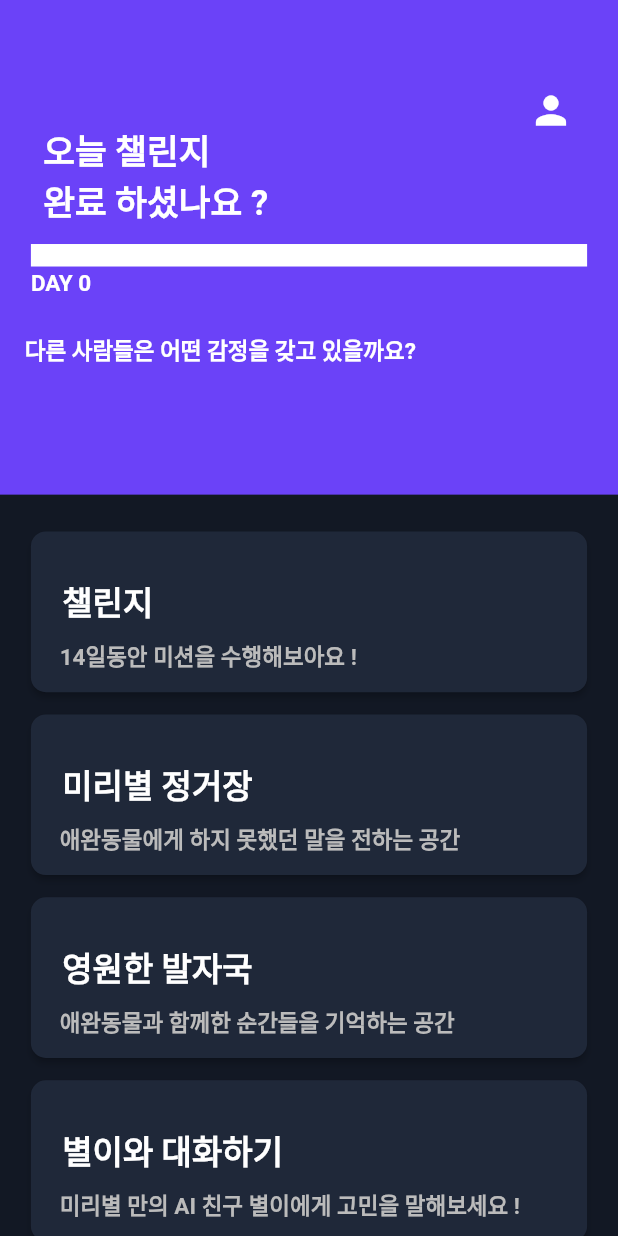
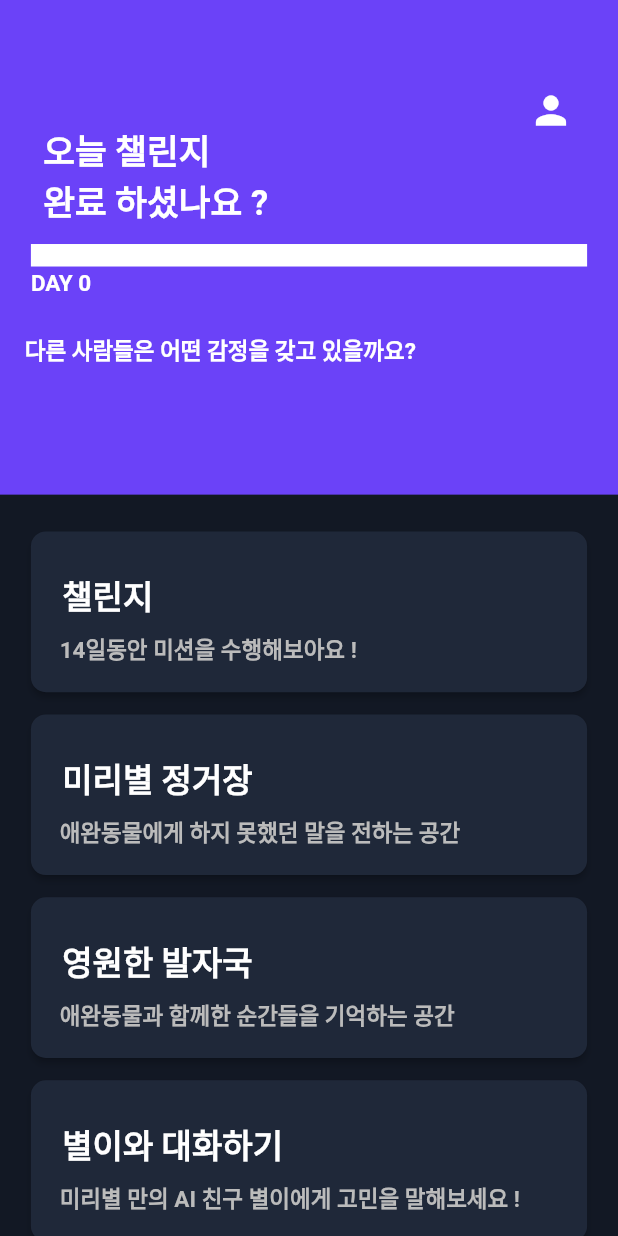
Before and after one commit to Miribyeol/MIRI-APP, a Flutter app: the StartScreen screen opened by its route, on a phone screen of 412 x 824 dp. Run offline on Flutter 3.47's test engine with Material 2 defaults, Android fonts, the phone set to English and light mode, and no system bars; our stand-ins replace flutter_dotenv, flutter_secure_storage, fluttertoast, image_picker, shared_preferences; missing offline and left inert: kakao_flutter_sdk; accounts and stored records are empty; network calls fail.

Commit message:
iPhone 11 Pro

```diff
--- a/lib/screens/start.dart
+++ b/lib/screens/start.dart
@@ -211,7 +211,7 @@ class _StartScreenState extends State<StartScreen> {
                       child: Column(
                         crossAxisAlignment: CrossAxisAlignment.start,
                         children: [
-                          SizedBox(height: buttonTextDescSize * 2),
+                          SizedBox(height: buttonTextDescSize * 1.7),
                           Align(
                             alignment: Alignment.centerLeft,
                             child: Text(
@@ -257,7 +257,7 @@ class _StartScreenState extends State<StartScreen> {
                         child: Column(
                           crossAxisAlignment: CrossAxisAlignment.start,
                           children: [
-                            SizedBox(height: buttonTextDescSize * 2),
+                            SizedBox(height: buttonTextDescSize * 1.7),
                             Text(
                               ' 미리별 정거장',
                               style: TextStyle(
@@ -298,7 +298,7 @@ class _StartScreenState extends State<StartScreen> {
                         child: Column(
                           crossAxisAlignment: CrossAxisAlignment.start,
                           children: [
-                            SizedBox(height: buttonTextDescSize * 2),
+                            SizedBox(height: buttonTextDescSize * 1.7),
                             Text(
                               ' 영원한 발자국',
                               style: TextStyle(
@@ -339,7 +339,7 @@ class _StartScreenState extends State<StartScreen> {
                         child: Column(
                           crossAxisAlignment: CrossAxisAlignment.start,
                           children: [
-                            SizedBox(height: buttonTextDescSize * 2),
+                            SizedBox(height: buttonTextDescSize * 1.7),
                             Text(
                               ' 별이와 대화하기',
                               style: TextStyle(
@@ -423,7 +423,7 @@ class _StartScreenState extends State<StartScreen> {
                                           CrossAxisAlignment.start,
                                       children: [
                                         SizedBox(
-                                            height: buttonTextDescSize * 1.2),
+                                            height: buttonTextDescSize * 1),
                                         Text(
                                           item['title'],
                                           style: TextStyle(
```
